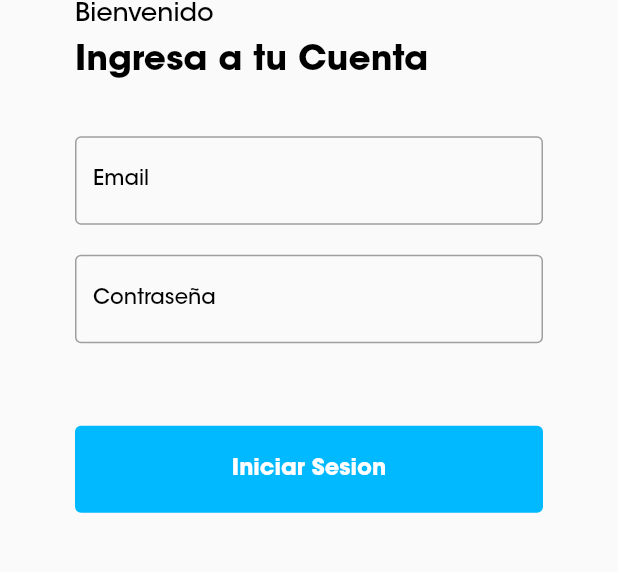
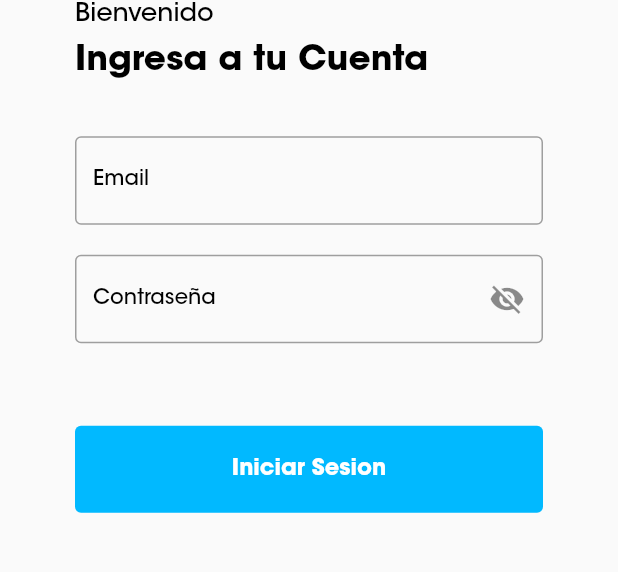
Before and after one commit to Ri-Shard/registrovot, a Flutter app: the screen it shows after launch, on a phone screen of 412 x 824 dp, the part 448-1020 px from its top. Run offline on Flutter 3.47's test engine with Material 2 defaults, Android fonts, the phone set to English and light mode, and no system bars; our stand-ins replace awesome_dialog, cloud_firestore, dropdown_button2, equatable, firebase_auth, firebase_core and 8 more; missing offline and left inert: charts_painter, d_chart, dart:html, dart:js_interop, excel, excel_to_json and 1 more; accounts and stored records are empty.

Commit message:
Add see pasword in login & fix update user

```diff
--- a/lib/ui/common/layouts/logindesktop_screen.dart
+++ b/lib/ui/common/layouts/logindesktop_screen.dart
@@ -18,7 +18,7 @@ class _LoginScreenState extends State<LoginScreen> {
   //...
   TextEditingController email = TextEditingController();
   TextEditingController password = TextEditingController();
-
+  bool _obscureText = true;
   final authservice = Authentication();
   @override
   Widget build(BuildContext context) {
@@ -39,7 +39,7 @@ class _LoginScreenState extends State<LoginScreen> {
                         fit: BoxFit.cover,
                       ),
                     ))
-                  : SizedBox(),
+                  : const SizedBox(),
             ],
           ),
           Expanded(
@@ -100,25 +100,35 @@ class _LoginScreenState extends State<LoginScreen> {
                   const SizedBox(height: 20),
                   TextField(
                     controller: password,
-                    obscureText: true,
-                    decoration: const InputDecoration(
+                    obscureText: _obscureText,
+                    decoration: InputDecoration(
                       labelText: 'Contraseña',
                       hintText: '********',
-                      labelStyle: TextStyle(
+                      labelStyle: const TextStyle(
                         fontSize: 14,
                         color: Colors.black,
                       ),
-                      enabledBorder: OutlineInputBorder(
+                      enabledBorder: const OutlineInputBorder(
                         borderSide: BorderSide(
                           color: Colors.grey,
                           width: 1,
                         ),
                       ),
-                      focusedBorder: OutlineInputBorder(
+                      focusedBorder: const OutlineInputBorder(
                         borderSide: BorderSide(
                           color: Colors.grey,
                           width: 1,
                         ),
+                      ),
+                      suffixIcon: IconButton(
+                        icon: Icon(_obscureText
+                            ? Icons.visibility_off
+                            : Icons.visibility),
+                        onPressed: () {
+                          setState(() {
+                            _obscureText = !_obscureText;
+                          });
+                        },
                       ),
                     ),
                   ),
```
Also changed, not shown: lib/ui/screens/register/user_register.dart (+6 -1 lines), 1 other file.
